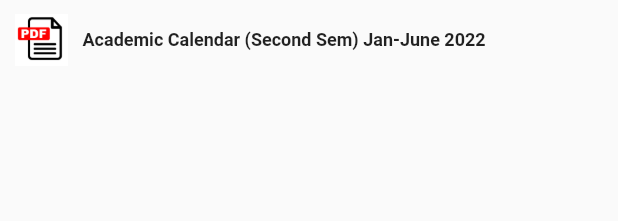
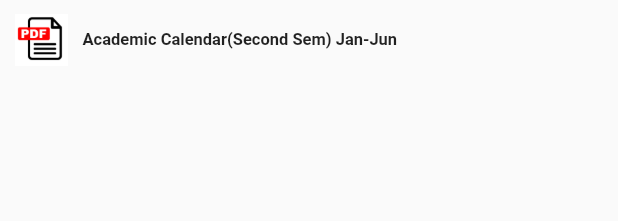
Before and after one commit to TusharSinha-2908/GEHU-App, a Flutter app: the PDF_Button widget shown alone on an empty page, opened directly, on a phone screen of 412 x 824 dp. Shown: the top 221 px of the screen. Run offline on Flutter 3.47's test engine with Material 2 defaults, Android fonts, the phone set to English and light mode, and no system bars; our stand-ins replace cached_network_image, carousel_slider, dio, firebase_core, firebase_storage, fluttertoast and 1 more; missing offline and left inert: image_downloader; accounts and stored records are empty.

Commit message:
Thirteenth Commit

```diff
--- a/lib/Academics_Screen.dart
+++ b/lib/Academics_Screen.dart
@@ -104,7 +104,7 @@ class Academics_Screen extends StatelessWidget {
                                     crossAxisAlignment: CrossAxisAlignment.start,
                                     children: [
                                       PDF_Button(
-                                        text: 'Academic Calendar (Second Sem) Jan-June 2022',
+                                        text: 'Academic Calendar(Second Sem) Jan-Jun',
                                         onPress: () async{
                                           await downloadFile('https://www.gehu.ac.in/content/dam/gehu/pdf/ad-aid/Academic%20Calender%20(Second%20Semester)%20Jan-June2022.pdf');
                                         },
--- a/lib/Constants.dart
+++ b/lib/Constants.dart
@@ -164,7 +164,7 @@ class PDF_Button extends StatelessWidget {
             text,
             style: const TextStyle(
                 fontWeight: FontWeight.w600,
-                fontSize: 12
+                fontSize: 11
             ),
           ),
         ],
```
